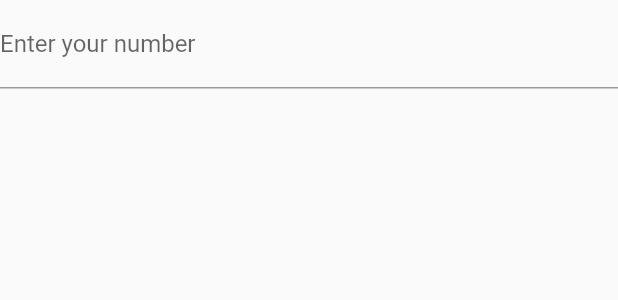
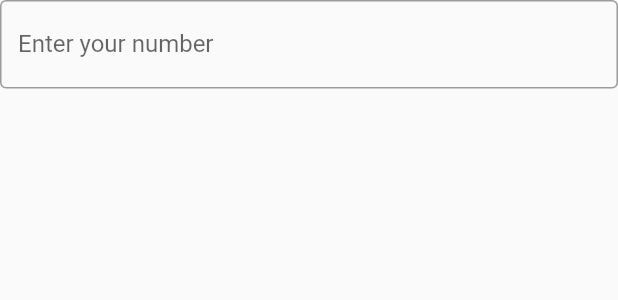
Before and after one commit to scpineda/CombatTools, a Flutter app: what enterButton() shows on an empty page, opened directly, on a phone screen of 412 x 824 dp. Shown: the top 300 px of the screen. Run offline on Flutter 3.47's test engine with Material 2 defaults, Android fonts, the phone set to English and light mode, and no system bars.

Commit message:
Add stuff.

```diff
--- a/lib/concen.dart
+++ b/lib/concen.dart
@@ -46,7 +46,9 @@ Widget result()
 
 Widget enterButton() {
   return TextField(
-    decoration: new InputDecoration(labelText: "Enter your number"),
+    decoration: InputDecoration(
+        border: OutlineInputBorder(),
+        labelText: "Enter your number"),
     keyboardType: TextInputType.number,
     inputFormatters: [WhitelistingTextInputFormatter.digitsOnly] ,
     onChanged: (text) {
```
